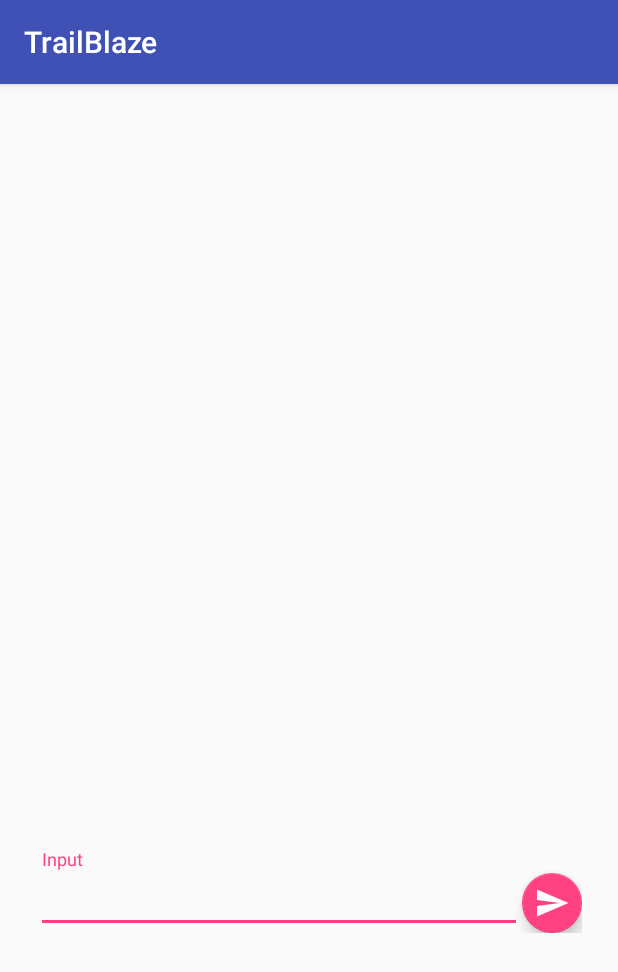
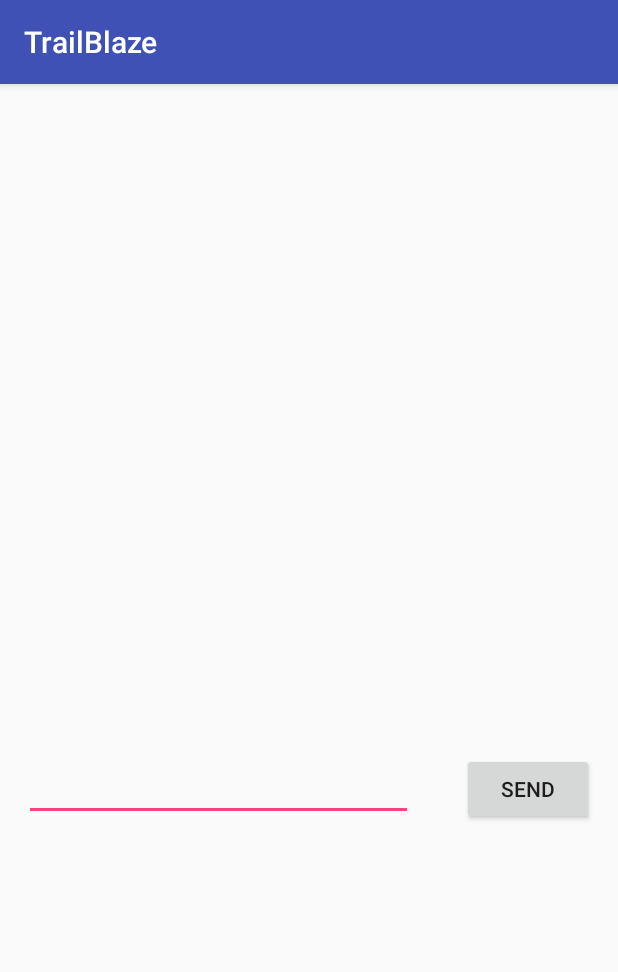
Before and after one commit to piyushjain2/trailblazer, an Android app: the fragment Tab3Discuss shown on its own in the app's theme, on a phone screen of 412 x 824 dp. Shown: the top 972 px of the screen. Run offline under Robolectric (Android 15) with nearby library versions, the phone set to English and light mode, and no system bars; our stand-ins replace Firebase (no records; nobody signed in at launch, a user with empty details on screens opened directly).

Commit message:
simple discussion

```diff
--- a/app/build.gradle
+++ b/app/build.gradle
@@ -23,7 +23,7 @@ dependencies {
     implementation 'com.android.support:appcompat-v7:26.1.0'
     implementation 'com.android.support.constraint:constraint-layout:1.0.2'
     implementation 'com.android.support:design:26.1.0'
-    implementation 'com.google.firebase:firebase-core:11.0.4'
+    implementation 'com.google.firebase:firebase-core:11.8.0'
     testImplementation 'junit:junit:4.12'
     androidTestImplementation 'com.android.support.test:runner:1.0.1'
     androidTestImplementation 'com.android.support.test.espresso:espresso-core:3.0.1'
@@ -34,9 +34,7 @@ dependencies {
     androidTestImplementation 'com.android.support.test:runner:1.0.1'
     androidTestImplementation 'com.android.support.test.espresso:espresso-core:3.0.1'*/
     implementation 'com.android.support:cardview-v7:26.1.0'
-//    compile 'com.android.support:design:23.4.0'
-//    compile 'com.firebaseui:firebase-ui:0.6.0'
+    compile 'com.google.firebase:firebase-firestore:11.8.0'
 }
 
-
 apply plugin: 'com.google.gms.google-services'
--- a/app/src/main/java/trailblaze/issft06/android/com/trailblaze/Activity/ParticipantTrailStation.java
+++ b/app/src/main/java/trailblaze/issft06/android/com/trailblaze/Activity/ParticipantTrailStation.java
@@ -1,8 +1,7 @@
 package trailblaze.issft06.android.com.trailblaze.Activity;
 
+import android.support.annotation.NonNull;
 import android.support.design.widget.TabLayout;
-import android.support.design.widget.FloatingActionButton;
-import android.support.design.widget.Snackbar;
 import android.support.v7.app.AppCompatActivity;
 import android.support.v7.widget.Toolbar;
 
@@ -11,17 +10,29 @@ import android.support.v4.app.FragmentManager;
 import android.support.v4.app.FragmentPagerAdapter;
 import android.support.v4.view.ViewPager;
 import android.os.Bundle;
-import android.view.LayoutInflater;
+import android.util.Log;
 import android.view.Menu;
 import android.view.MenuItem;
 import android.view.View;
-import android.view.ViewGroup;
 
-import android.widget.TextView;
+import android.widget.EditText;
+
+import com.google.android.gms.tasks.OnFailureListener;
+import com.google.android.gms.tasks.OnSuccessListener;
+import com.google.firebase.firestore.FirebaseFirestore;
+
+
+import java.util.HashMap;
+import java.util.Map;
+import java.util.Date;
 
 import trailblaze.issft06.android.com.trailblaze.R;
 
 public class ParticipantTrailStation extends AppCompatActivity {
+
+    public static final String TAG = "Message";
+    private FirebaseFirestore mDocRef = FirebaseFirestore.getInstance();
+
 
     /**
      * The {@link android.support.v4.view.PagerAdapter} that will provide
@@ -40,6 +51,7 @@ public class ParticipantTrailStation extends AppCompatActivity {
 
     @Override
     protected void onCreate(Bundle savedInstanceState) {
+
         super.onCreate(savedInstanceState);
         setContentView(R.layout.activity_participant_trail_station);
 
@@ -58,15 +70,40 @@ public class ParticipantTrailStation extends AppCompatActivity {
         mViewPager.addOnPageChangeListener(new TabLayout.TabLayoutOnPageChangeListener(tabLayout));
         tabLayout.addOnTabSelectedListener(new TabLayout.ViewPagerOnTabSelectedListener(mViewPager));
 
-        FloatingActionButton fab = (FloatingActionButton) findViewById(R.id.fab);
-        fab.setOnClickListener(new View.OnClickListener() {
+    }
+
+    // Push the message to the database
+    public void sendMessage(View view) {
+
+        final EditText input = findViewById(R.id.sendPost);
+        String inputText = input.getText().toString();
+
+        if (inputText.isEmpty()) {
+            return;
+        }
+
+        Map<String, Object> dataToSave = new HashMap<>();
+
+        Date now = new Date();
+
+        // Need to add UserID
+        dataToSave.put("msg", inputText);
+        dataToSave.put("time", now);
+
+        mDocRef.collection("post").document(now.toString()).set(dataToSave).addOnSuccessListener(new OnSuccessListener<Void>() {
             @Override
-            public void onClick(View view) {
-                Snackbar.make(view, "Replace with your own action", Snackbar.LENGTH_LONG)
-                        .setAction("Action", null).show();
+            public void onSuccess(Void aVoid) {
+                Log.d(TAG, "Has been sent");
+
+                input.setText(null);
+
+            }
+        }).addOnFailureListener(new OnFailureListener() {
+            @Override
+            public void onFailure(@NonNull Exception e) {
+                Log.w(TAG, "Message was not sent!", e);
             }
         });
-
     }
 
 
@@ -76,6 +113,7 @@ public class ParticipantTrailStation extends AppCompatActivity {
         getMenuInflater().inflate(R.menu.menu_participant_trail_station, menu);
         return true;
     }
+
 
     @Override
     public boolean onOptionsItemSelected(MenuItem item) {
--- a/app/src/main/java/trailblaze/issft06/android/com/trailblaze/Activity/Tab3Discuss.java
+++ b/app/src/main/java/trailblaze/issft06/android/com/trailblaze/Activity/Tab3Discuss.java
@@ -9,14 +9,52 @@ import android.os.Bundle;
 import android.view.LayoutInflater;
 import android.view.View;
 import android.view.ViewGroup;
+
+import android.widget.ArrayAdapter;
+import android.widget.ListView;
+
+import com.google.firebase.firestore.DocumentSnapshot;
+import com.google.firebase.firestore.EventListener;
+import com.google.firebase.firestore.FirebaseFirestore;
+import com.google.firebase.firestore.FirebaseFirestoreException;
+import com.google.firebase.firestore.QuerySnapshot;
+
+import java.util.ArrayList;
+import java.util.List;
+
 import trailblaze.issft06.android.com.trailblaze.R;
+
 
 public class Tab3Discuss extends Fragment {
 
+    private FirebaseFirestore mDocRef = FirebaseFirestore.getInstance();
+    private List<String> postList = new ArrayList<>();
+    ListView listView;
+
     @Override
-    public View onCreateView(LayoutInflater inflater, ViewGroup container,
-                             Bundle savedInstanceState) {
+    public View onCreateView(LayoutInflater inflater, ViewGroup container, Bundle savedInstanceState) {
         View rootView = inflater.inflate(R.layout.tab3_discuss, container, false);
+
+        listView = rootView.findViewById(R.id.list_of_messages);
+
+        // Showing messages in real time
+        mDocRef.collection("post").addSnapshotListener(new EventListener<QuerySnapshot>() {
+
+            @Override
+            public void onEvent(QuerySnapshot documentSnapshots, FirebaseFirestoreException e) {
+
+                postList.clear();
+
+                for (DocumentSnapshot snapshot : documentSnapshots) {
+                    postList.add(snapshot.getString("msg"));
+                }
+
+                ArrayAdapter<String> adapter = new ArrayAdapter<String>(getActivity(), android.R.layout.simple_list_item_1, postList);
+                adapter.notifyDataSetChanged();
+
+                listView.setAdapter(adapter);
+            }
+        });
 
         return rootView;
     }
--- a/app/src/main/res/layout/activity_participant_trail_station.xml
+++ b/app/src/main/res/layout/activity_participant_trail_station.xml
@@ -65,12 +65,4 @@
         android:layout_height="match_parent"
         app:layout_behavior="@string/appbar_scrolling_view_behavior" />
 
-    <android.support.design.widget.FloatingActionButton
-        android:id="@+id/fab"
-        android:layout_width="wrap_content"
-        android:layout_height="wrap_content"
-        android:layout_gravity="end|bottom"
-        android:layout_margin="@dimen/fab_margin"
-        app:srcCompat="@android:drawable/ic_dialog_email" />
-
 </android.support.design.widget.CoordinatorLayout>
--- a/app/src/main/res/layout/tab3_discuss.xml
+++ b/app/src/main/res/layout/tab3_discuss.xml
@@ -1,65 +1,44 @@
+<?xml version="1.0" encoding="utf-8"?>
 <android.support.constraint.ConstraintLayout xmlns:android="http://schemas.android.com/apk/res/android"
     xmlns:app="http://schemas.android.com/apk/res-auto"
     xmlns:tools="http://schemas.android.com/tools"
-    android:id="@+id/constraintLayout"
     android:layout_width="match_parent"
-    android:layout_height="match_parent"
-    android:paddingBottom="@dimen/activity_vertical_margin"
-    android:paddingLeft="@dimen/activity_horizontal_margin"
-    android:paddingRight="@dimen/activity_horizontal_margin"
-    android:paddingTop="@dimen/activity_vertical_margin"
-    tools:context="trailblaze.issft06.android.com.trailblaze.Activity.ParticipantTrailStation$PlaceholderFragment">
+    android:layout_height="match_parent">
 
-
-    <RelativeLayout
-        android:layout_width="match_parent"
-        android:layout_height="363dp"
-        android:layout_marginBottom="8dp"
+    <ListView
+        android:id="@+id/list_of_messages"
+        android:layout_width="368dp"
+        android:layout_height="398dp"
         android:layout_marginEnd="8dp"
         android:layout_marginStart="8dp"
-        android:layout_marginTop="8dp"
-        app:layout_constraintBottom_toBottomOf="parent"
+        android:layout_marginTop="24dp"
+        android:stackFromBottom="true"
+        android:transcriptMode="alwaysScroll"
         app:layout_constraintEnd_toEndOf="parent"
+        app:layout_constraintHorizontal_bias="0.0"
         app:layout_constraintStart_toStartOf="parent"
-        app:layout_constraintTop_toTopOf="parent">
+        app:layout_constraintTop_toTopOf="parent" />
 
-        <ListView
-            android:id="@+id/list_of_messages"
-            android:layout_width="match_parent"
-            android:layout_height="match_parent"
-            android:layout_above="@id/fab"
-            android:layout_alignParentStart="true"
-            android:layout_alignParentTop="true"
-            android:layout_marginBottom="16dp"
-            android:divider="@android:color/transparent"
-            android:dividerHeight="16dp" />
+    <EditText
+        android:id="@+id/sendPost"
+        android:layout_width="259dp"
+        android:layout_height="wrap_content"
+        android:layout_marginStart="16dp"
+        android:layout_marginTop="24dp"
+        android:ems="10"
+        android:inputType="textPersonName"
+        app:layout_constraintStart_toStartOf="parent"
+        app:layout_constraintTop_toBottomOf="@+id/list_of_messages" />
 
-        <android.support.design.widget.TextInputLayout
-            android:layout_width="match_parent"
-            android:layout_height="wrap_content"
-            android:layout_alignParentBottom="true"
-            android:layout_alignParentStart="true"
-            android:layout_toStartOf="@id/fab">
-
-            <EditText
-                android:id="@+id/input"
-                android:layout_width="match_parent"
-                android:layout_height="wrap_content"
-                android:hint="Input" />
-        </android.support.design.widget.TextInputLayout>
-
-        <android.support.design.widget.FloatingActionButton
-            android:id="@+id/fab"
-            android:layout_width="wrap_content"
-            android:layout_height="wrap_content"
-            android:layout_alignParentBottom="true"
-            android:layout_alignParentEnd="true"
-            android:clickable="true"
-            android:focusable="true"
-            android:src="@drawable/ic_send_black_24dp"
-            android:tint="@android:color/white"
-            app:fabSize="mini" />
-    </RelativeLayout>
-
+    <Button
+        android:id="@+id/sendingButton"
+        android:layout_width="wrap_content"
+        android:layout_height="wrap_content"
+        android:layout_marginEnd="16dp"
+        android:layout_marginTop="24dp"
+        android:onClick="sendMessage"
+        android:text="@string/sendingButton"
+        app:layout_constraintEnd_toEndOf="parent"
+        app:layout_constraintTop_toBottomOf="@+id/list_of_messages" />
 
 </android.support.constraint.ConstraintLayout>
--- a/app/src/main/res/values/strings.xml
+++ b/app/src/main/res/values/strings.xml
@@ -18,6 +18,7 @@
     <string name="locationText">Location:</string>
     <string name="live_activities">Live Activities</string>
     <string name="discussionText">Discussion</string>
+    <string name="sendingButton">Send</string>
     <item name="visible" type="id"/>
     <item name="masked" type="id"/>
 </resources>
```
Also changed, not shown: app/src/main/res/drawable/ic_send_black_24dp.xml (renamed from app/src/main/res/drawable-v24/ic_send_black_24dp.xml), app/src/main/res/drawable/iss.jpg (renamed from app/src/main/res/drawable-v24/iss.jpg).
